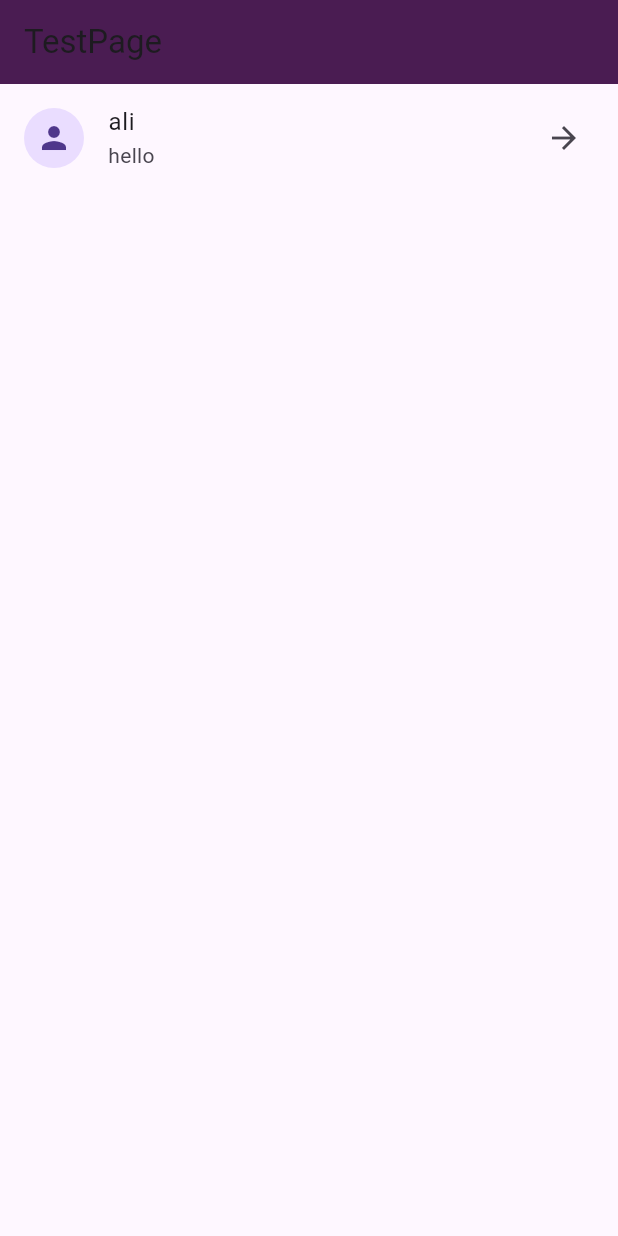
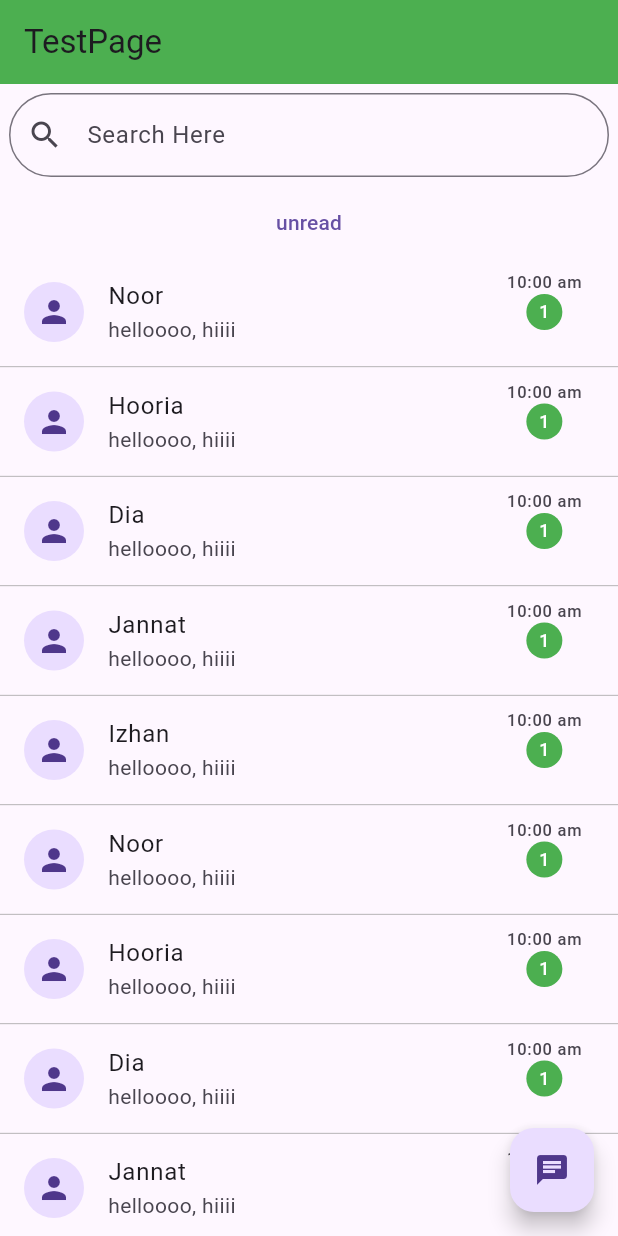
Before and after one commit to Noraholic/testing, a Flutter app: the screen it shows after launch, on a phone screen of 412 x 824 dp. Run offline on Flutter 3.47's test engine with Material 3 defaults, Android fonts, the phone set to English and light mode, and no system bars.

Commit message:
9th,UI chat

```diff
--- a/lib/TestLogin.dart
+++ b/lib/TestLogin.dart
@@ -16,7 +16,9 @@ class _MyAppState extends State<MyApp> {
   bool showPassword = true;
   final passwordController = TextEditingController();
   List<String> students = [
-    'Noor','Hooria','Dia','Jannat','Izhan'
+    'Noor','Hooria','Dia','Jannat','Izhan','Noor','Hooria','Dia',
+    'Jannat','Izhan','Noor','Hooria','Dia','Jannat','Izhan',
+    'Noor','Hooria','Dia','Jannat','Izhan','Noor','Hooria','Dia','Jannat','Izhan'
   ];
 
 
@@ -25,22 +27,67 @@ class _MyAppState extends State<MyApp> {
     return MaterialApp(
       home: Scaffold(
         appBar: AppBar(
-          backgroundColor: const Color.fromARGB(255, 74, 28, 82),
+          backgroundColor: Colors.green,
           title: Text('TestPage'),
         ),
-           body: ListView(
+           body: Column(
+             children: [
+              Padding(
+                padding: const EdgeInsets.all(6.0),
+                child: TextField(
+                  decoration: InputDecoration(
+                    prefixIcon: Icon(Icons.search),
+                    hintText: 'Search Here',
+                    border: OutlineInputBorder(
+                      borderRadius: BorderRadius.circular(150)
+                    )
+                  ),
+                ),
+              ),
+               TextButton(onPressed: (){},
+               child: Text('unread')),
+               Expanded(
+                 child: ListView.builder(
+                  itemCount: students.length,
+                  itemBuilder: (context, index) {
+                    return Column(
                       children: [
                         ListTile(
                           leading: CircleAvatar(
                             child: Icon(Icons.person),
                           ),
-              title: Text('ali'),
-              subtitle: Text('hello'),
-              trailing: Icon(Icons.arrow_forward),
+                          title: Text(students[index]),
+                          subtitle: Text('helloooo, hiiii'),
+                          trailing: Column(
+                            children: [
+                              Text('10:00 am'),
+                              CircleAvatar(
+                                radius: 12,
+                                backgroundColor: Colors.green,
+                                child: Text(
+                                  '1',
+                                  style: TextStyle(
+                                  color: Colors.white,
+                                  fontSize: 12,
+                                ),),
                               )
                             ],
                           ),
-
+                        ),
+                        Divider(
+                          height: 1,
+                          thickness: 0.5,
+                          color: Colors.grey,
+                        )
+                      ],
+                    );
+                  }
+                  ),
+               ),
+             ],
+           ),
+           floatingActionButton: FloatingActionButton(onPressed: (){},
+           child: Icon(Icons.chat),),
           ),
       );
   }
```
Lines whose indentation alone changed are shown as unchanged.
